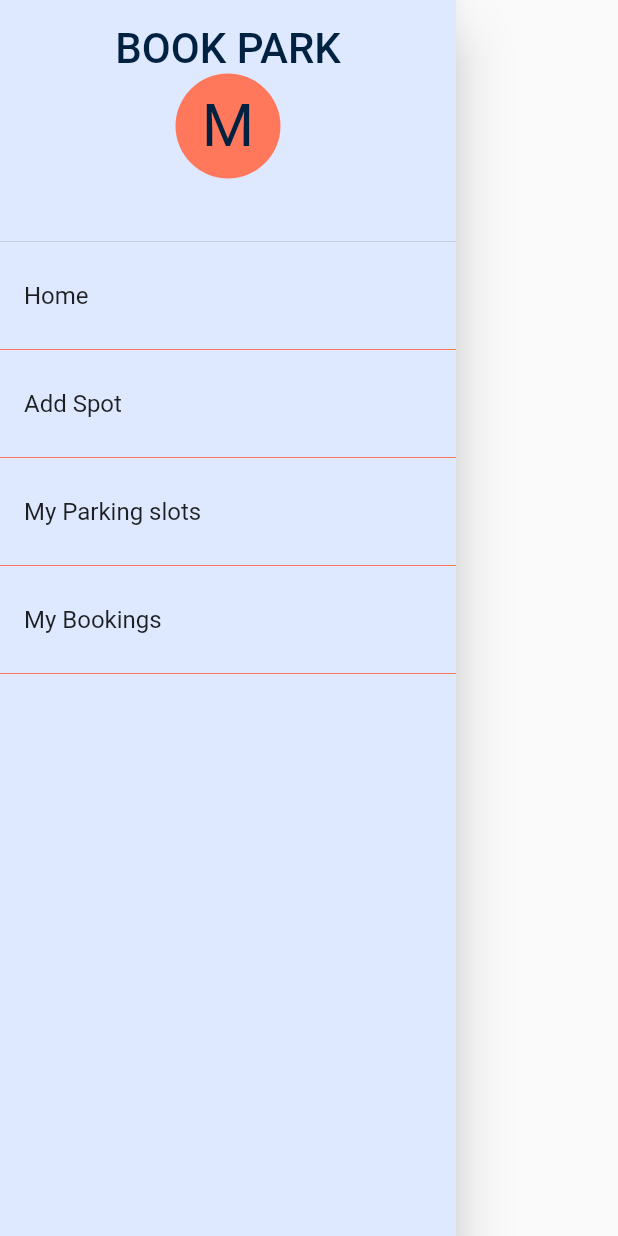
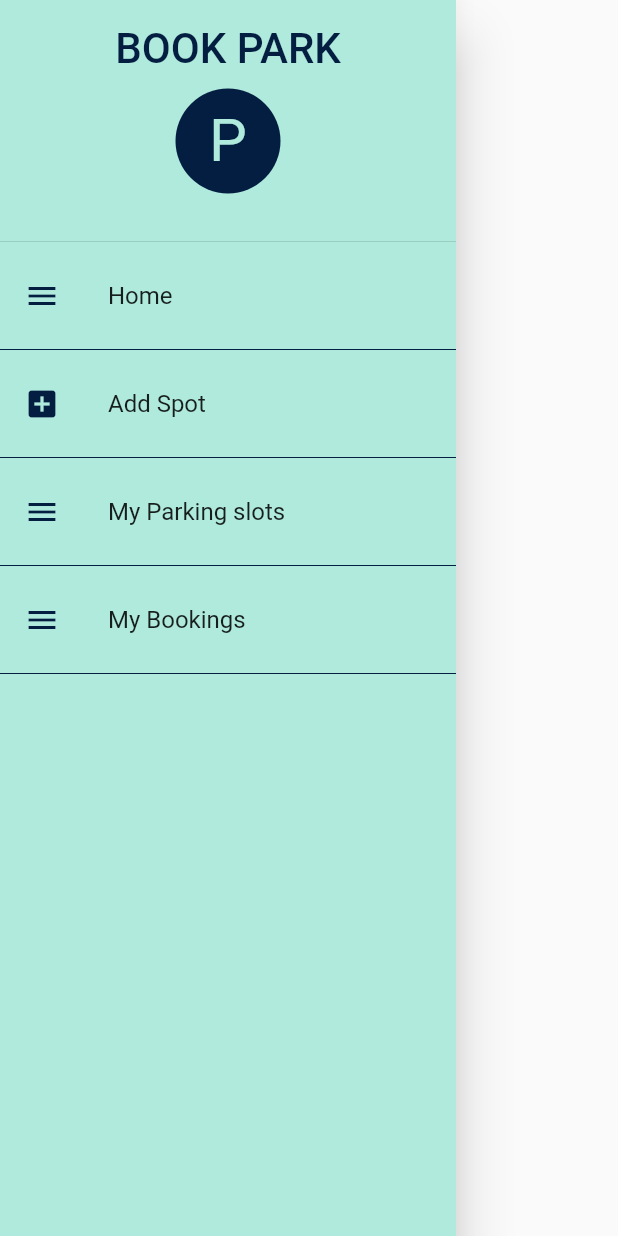
Before and after one commit to Sakshi107/parking-locator, a Flutter app: the NavDrawer widget shown alone on an empty page, opened directly, on a phone screen of 412 x 824 dp. Run offline on Flutter 3.47's test engine with Material 2 defaults, Android fonts, the phone set to English and light mode, and no system bars; our stand-ins replace date_format, geolocator, google_fonts, google_maps_flutter; missing offline and left inert: geocoder; network calls fail.

Commit message:
UI changes

```diff
--- a/parking_locator/lib/constants.dart
+++ b/parking_locator/lib/constants.dart
@@ -5,7 +5,7 @@ import 'package:flutter/material.dart';
 class Constants{
   static const mainColor=Color(0xFFAFEADC);
   static const secColor=Color(0xFF041E42);
-  static const backgroundColor=Color(0xFFAFEADC);
+  //static const backgroundColor=Color(0xFFAFEADC);
 
   static const tileSelected=TextStyle(color:Colors.white70,fontSize:20,fontWeight:FontWeight.w600 );
 
--- a/parking_locator/lib/screens/addForm.dart
+++ b/parking_locator/lib/screens/addForm.dart
@@ -5,6 +5,7 @@ import 'package:date_format/date_format.dart';
 import 'package:geocoder/geocoder.dart';
 import 'package:parking_locator/screens/addSpot.dart';
 import 'package:parking_locator/services/dbservice.dart';
+import 'package:parking_locator/constants.dart';
 
 const kMainColor = Color(0xFFFF785B);
 const kSubMainColor = Color(0xFFDEE8FF);
--- a/parking_locator/lib/screens/authentication/signup.dart
+++ b/parking_locator/lib/screens/authentication/signup.dart
@@ -128,6 +128,9 @@ class _SignUpState extends State<SignUp> {
           type:TextInputType.phone,
           isPassword: false,
         ),
+        SizedBox(
+          height: 16,
+        ),
         Input(str:"Password",
          onChanged: (value) {
             _registerPassword = value;
--- a/parking_locator/lib/screens/search.dart
+++ b/parking_locator/lib/screens/search.dart
@@ -6,6 +6,7 @@ import 'package:parking_locator/services/dbservice.dart';
 import 'package:parking_locator/screens/confirm_booking.dart';
 import 'package:parking_locator/services/marker_service.dart';
 import 'package:parking_locator/widgets/drawer.dart';
+import 'package:parking_locator/constants.dart';
 
 
 
@@ -26,6 +27,7 @@ class Search extends StatelessWidget {
       create: (context) => placesProvider,
       child: Scaffold(
         appBar: AppBar(
+          backgroundColor: Constants.secColor,
           title: Text("Cark Park"),
         ),
         drawer: NavDrawer(),
--- a/parking_locator/lib/widgets/drawer.dart
+++ b/parking_locator/lib/widgets/drawer.dart
@@ -1,15 +1,16 @@
 import 'package:flutter/material.dart';
+import 'package:parking_locator/constants.dart';
 
-const kMainColor = Color(0xFFFF785B);
-const kSubMainColor = Color(0xFFDEE8FF);
-const headingColor = Color(0xFF002140);
+// const Constants.secColor = Color(0xFFFF785B);
+// const kSubMainColor = Color(0xFFDEE8FF);
+// const headingColor = Color(0xFF002140);
 
 class NavDrawer extends StatelessWidget {
   @override
   Widget build(BuildContext context) {
     return Drawer(
         child: Container(
-      color: kSubMainColor,
+      color:Constants.mainColor,
       child: ListView(
         padding: EdgeInsets.zero,
         children: <Widget>[
@@ -19,14 +20,15 @@ class NavDrawer extends StatelessWidget {
                 children: [
                   Text(
                     'BOOK PARK',
-                    style: TextStyle(color: headingColor, fontSize: 28),
+                    style: TextStyle(color: Constants.secColor, fontSize: 28),
                   ),
+                  SizedBox(height:10.0),
                   CircleAvatar(
                     maxRadius: 35,
-                    backgroundColor: kMainColor,
+                    backgroundColor:Constants.secColor,
                     child: Text(
-                      "M",
-                      style: TextStyle(color: headingColor, fontSize: 40.0),
+                      "P",
+                      style: TextStyle(color: Constants.mainColor, fontSize: 40.0),
                     ),
                   ),
                 ],
@@ -34,25 +36,41 @@ class NavDrawer extends StatelessWidget {
             ),
           ),
           ListTile(
+            leading: Icon(
+                    Icons.menu,
+                    color: Constants.secColor,
+                  ),
             title: Text('Home'),
             onTap: () => {Navigator.of(context).pushNamed('/search')},
           ),
-          Divider(color: kMainColor),
+          Divider(color: Constants.secColor),
           ListTile(
+            leading: Icon(
+                    Icons.add_box,
+                    color: Constants.secColor,
+                  ),
             title: Text('Add Spot'),
             onTap: () => {Navigator.of(context).pushNamed('/add_spot')},
           ),
-          Divider(color: kMainColor),
+          Divider(color: Constants.secColor),
           ListTile(
+            leading: Icon(
+                    Icons.menu,
+                    color: Constants.secColor,
+                  ),
             title: Text('My Parking slots'),
             onTap: () => {Navigator.of(context).pushNamed('/my_spots')},
           ),
-          Divider(color: kMainColor),
+          Divider(color: Constants.secColor),
           ListTile(
+            leading: Icon(
+                    Icons.menu,
+                    color: Constants.secColor,
+                  ),
             title: Text('My Bookings'),
             onTap: () => {Navigator.of(context).pushNamed('/my_booking')},
           ),
-          Divider(color: kMainColor),
+          Divider(color: Constants.secColor),
         ],
       ),
     ));
```
Also changed, not shown: parking_locator/lib/screens/placeDetails.dart (+13 -12 lines).
